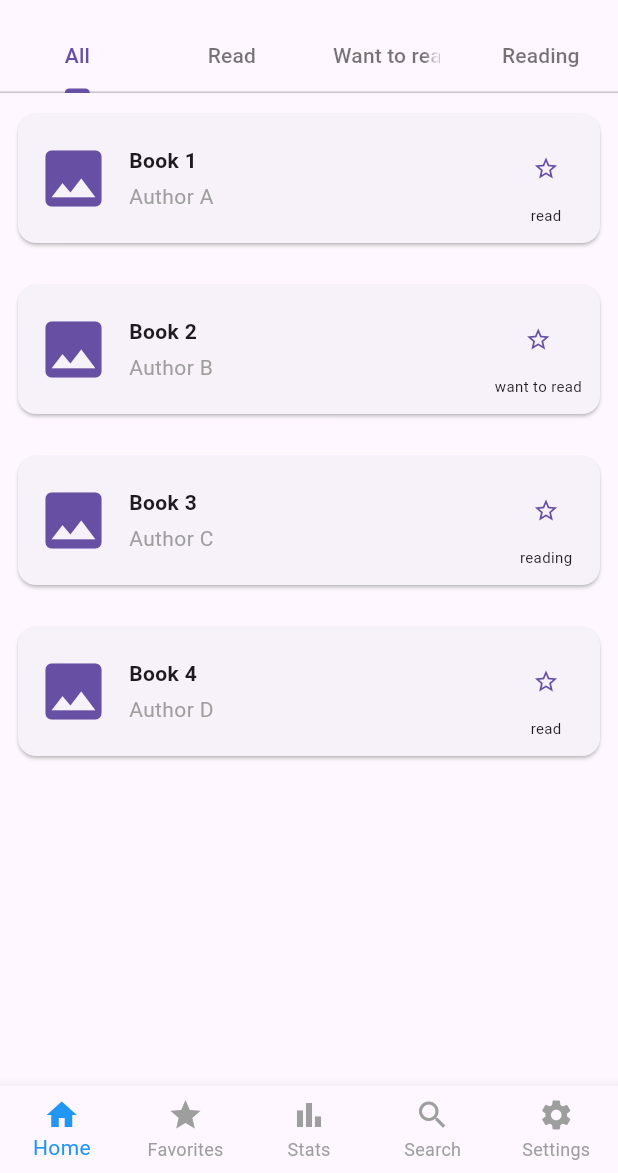
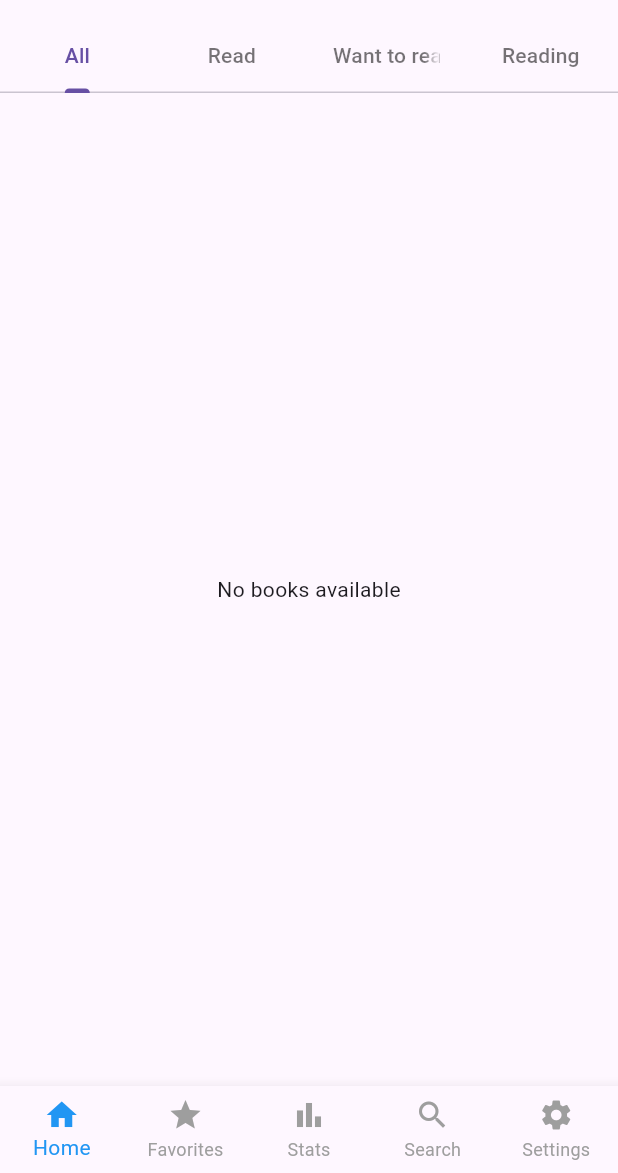
Before and after one commit to mohamed-ahmad2/BookTrail, a Flutter app: the MainLayout screen opened directly, on a phone screen of 412 x 824 dp, the part 63-1236 px from its top. Run offline on Flutter 3.47's test engine with Material 3 defaults, Android fonts, the phone set to English and light mode, and no system bars; our stand-ins replace fl_chart, flutter_svg, hive, hive_flutter; accounts and stored records are empty.

```diff
--- a/lib/views/screens/home_screen.dart
+++ b/lib/views/screens/home_screen.dart
@@ -1,6 +1,10 @@
 import 'package:flutter/material.dart';
 import 'package:book_trail/views/widgets/home_favorite/book_list_view.dart';
 import 'package:book_trail/models/book.dart';
+import 'package:book_trail/kconstant.dart';
+import 'package:book_trail/providers/user_provider.dart';
+import 'package:provider/provider.dart';
+import 'package:hive_flutter/hive_flutter.dart';
 
 class HomeScreen extends StatefulWidget {
   final TabController tabController;
@@ -12,14 +16,44 @@ class HomeScreen extends StatefulWidget {
 }
 
 class _HomeScreenState extends State<HomeScreen> {
-  final List<Book> books = [
-    Book(title: "Book 1", author: "Author A", readingStatus: "read"),
-    Book(title: "Book 2", author: "Author B", readingStatus: "want to read"),
-    Book(title: "Book 3", author: "Author C", readingStatus: "reading"),
-    Book(title: "Book 4", author: "Author D", readingStatus: "read"),
-  ];
+  List<Book> books = [];
+  Box<Book>? _bookBox;
+  bool _isBoxInitialized = false;
 
   List<String> favoriteTitles = [];
+
+  @override
+  void initState() {
+    super.initState();
+    _openHiveBox();
+  }
+
+  Future<void> _openHiveBox() async {
+    try {
+      final userProvider = Provider.of<UserProvider>(context, listen: false);
+      if (userProvider.userId == null) {
+        debugPrint('HomeScreen: Error: userId is null in UserProvider');
+        return;
+      }
+      _bookBox = await Hive.openBox<Book>(kBookBox(userProvider.userId!));
+      debugPrint('HomeScreen: Hive box opened for userId: ${userProvider.userId}');
+      _isBoxInitialized = true;
+      _loadBooks();
+    } catch (e) {
+      debugPrint('HomeScreen: Error opening Hive box: $e');
+    }
+  }
+
+  void _loadBooks() {
+    if (_isBoxInitialized && _bookBox != null) {
+      setState(() {
+        books = _bookBox!.values.toList();
+      });
+      debugPrint('HomeScreen: Books loaded: ${books.length} books');
+    } else {
+      debugPrint('HomeScreen: Cannot load books: Box not initialized or is null');
+    }
+  }
 
   void toggleFavorite(String title) {
     setState(() {
@@ -31,30 +65,45 @@ class _HomeScreenState extends State<HomeScreen> {
     });
   }
 
-  List<Book> _filterBooks() {
+  List<Book> _filterBooks(List<Book> currentBooks) {
     if (widget.tabController.index == 0) {
-      return books;
+      return currentBooks;
     } else if (widget.tabController.index == 1) {
-      return books.where((book) => book.readingStatus == "read").toList();
+      return currentBooks.where((book) => book.readingStatus == "read").toList();
     } else if (widget.tabController.index == 2) {
-      return books.where((book) => book.readingStatus == "want to read").toList();
+      return currentBooks.where((book) => book.readingStatus == "want to read").toList();
     } else if (widget.tabController.index == 3) {
-      return books.where((book) => book.readingStatus == "reading").toList();
+      return currentBooks.where((book) => book.readingStatus == "reading").toList();
     }
-    return books;
+    return currentBooks;
   }
 
   @override
   Widget build(BuildContext context) {
+    if (!_isBoxInitialized || _bookBox == null) {
+      _openHiveBox();
+      return const Center(child: CircularProgressIndicator());
+    }
+    return ValueListenableBuilder<Box<Book>>(
+      valueListenable: _bookBox!.listenable(),
+      builder: (context, box, _) {
+        final currentBooks = box.values.toList().cast<Book>();
+        debugPrint('HomeScreen: ValueListenableBuilder updated, books: ${currentBooks.length}');
+        if (currentBooks.isEmpty) {
+          debugPrint('HomeScreen: Books list is empty');
+          return const Center(child: Text('No books available'));
+        }
         return AnimatedBuilder(
           animation: widget.tabController,
           builder: (context, _) {
             return BookListView(
-          books: _filterBooks(),
+              books: _filterBooks(currentBooks),
               favoriteTitles: favoriteTitles,
               toggleFavorite: toggleFavorite,
             );
           },
         );
+      },
+    );
   }
 }
```
Also changed, not shown: lib/views/screens/book_info.dart (+55 -11 lines). Lines whose indentation alone changed are shown as unchanged.
